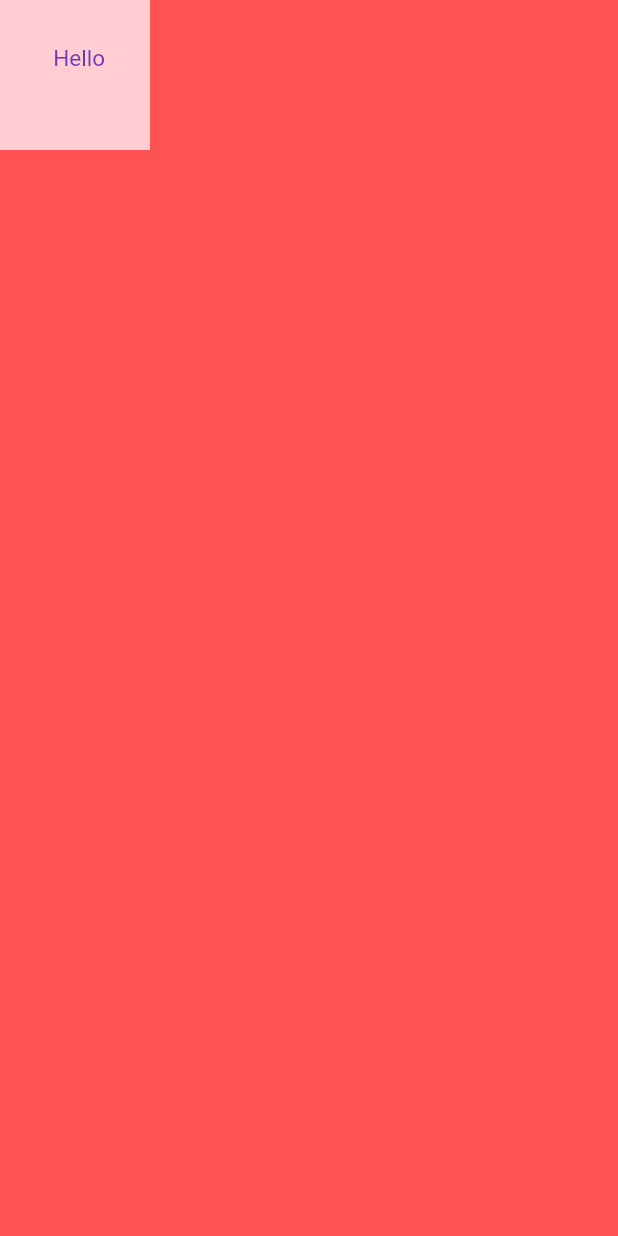
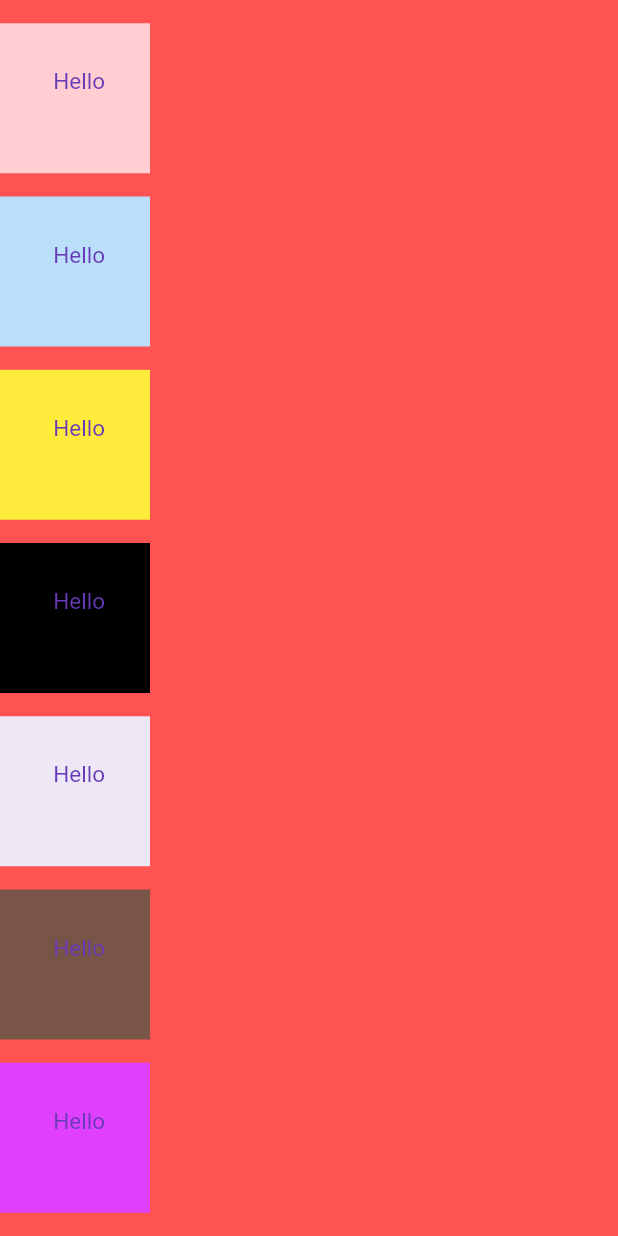
Before and after one commit to Mr-Perfectuz/flutter_card, a Flutter app: the screen it shows after launch, on a phone screen of 412 x 824 dp. Run offline on Flutter 3.47's test engine with Material 2 defaults, Android fonts, the phone set to English and light mode, and no system bars.

Commit message:
main container has been updated

```diff
--- a/lib/main.dart
+++ b/lib/main.dart
@@ -18,10 +18,77 @@ class MyApp extends StatelessWidget {
         backgroundColor: Colors.redAccent,
         body: SafeArea(
             child: Column(
+          mainAxisAlignment: MainAxisAlignment.spaceEvenly,
           children: <Widget>[
             Container(
               padding: EdgeInsets.all(30.0),
               color: Colors.red[100],
+              width: 100.0,
+              height: 100.0,
+              child: Text(
+                'Hello',
+                textDirection: TextDirection.rtl,
+                style: TextStyle(fontSize: 15.0, color: Colors.deepPurple),
+              ),
+            ),
+            Container(
+              padding: EdgeInsets.all(30.0),
+              color: Colors.blue[100],
+              width: 100.0,
+              height: 100.0,
+              child: Text(
+                'Hello',
+                textDirection: TextDirection.rtl,
+                style: TextStyle(fontSize: 15.0, color: Colors.deepPurple),
+              ),
+            ),
+            Container(
+              padding: EdgeInsets.all(30.0),
+              color: Colors.yellow,
+              width: 100.0,
+              height: 100.0,
+              child: Text(
+                'Hello',
+                textDirection: TextDirection.rtl,
+                style: TextStyle(fontSize: 15.0, color: Colors.deepPurple),
+              ),
+            ),
+            Container(
+              padding: EdgeInsets.all(30.0),
+              color: Colors.black,
+              width: 100.0,
+              height: 100.0,
+              child: Text(
+                'Hello',
+                textDirection: TextDirection.rtl,
+                style: TextStyle(fontSize: 15.0, color: Colors.deepPurple),
+              ),
+            ),
+            Container(
+              padding: EdgeInsets.all(30.0),
+              color: Colors.deepPurple.shade50,
+              width: 100.0,
+              height: 100.0,
+              child: Text(
+                'Hello',
+                textDirection: TextDirection.rtl,
+                style: TextStyle(fontSize: 15.0, color: Colors.deepPurple),
+              ),
+            ),
+            Container(
+              padding: EdgeInsets.all(30.0),
+              color: Colors.brown,
+              width: 100.0,
+              height: 100.0,
+              child: Text(
+                'Hello',
+                textDirection: TextDirection.rtl,
+                style: TextStyle(fontSize: 15.0, color: Colors.deepPurple),
+              ),
+            ),
+            Container(
+              padding: EdgeInsets.all(30.0),
+              color: Colors.purpleAccent,
               width: 100.0,
               height: 100.0,
               child: Text(
```
